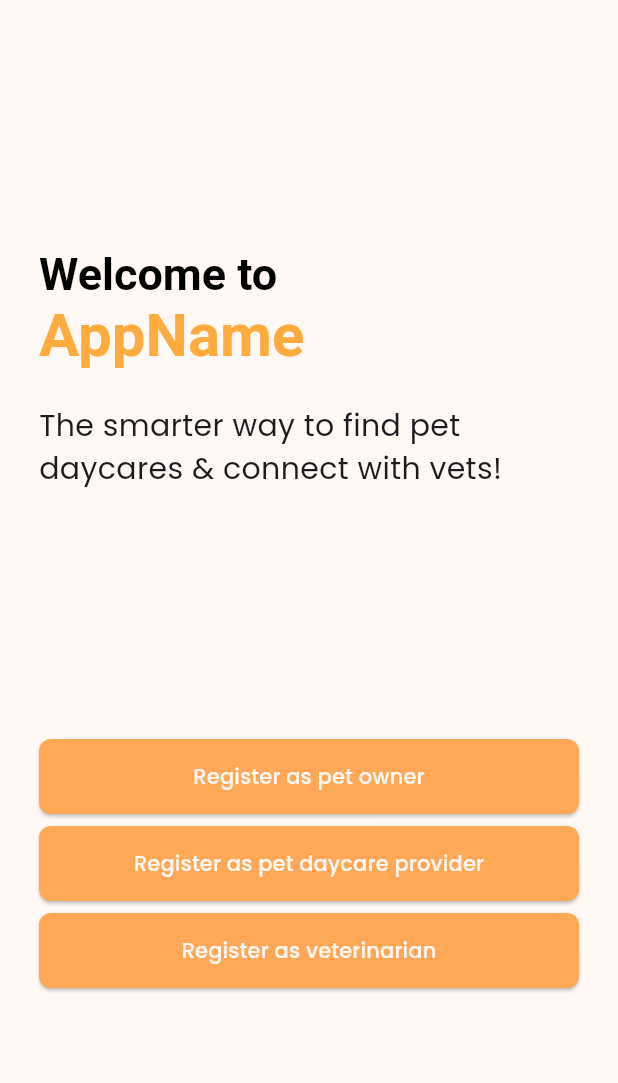
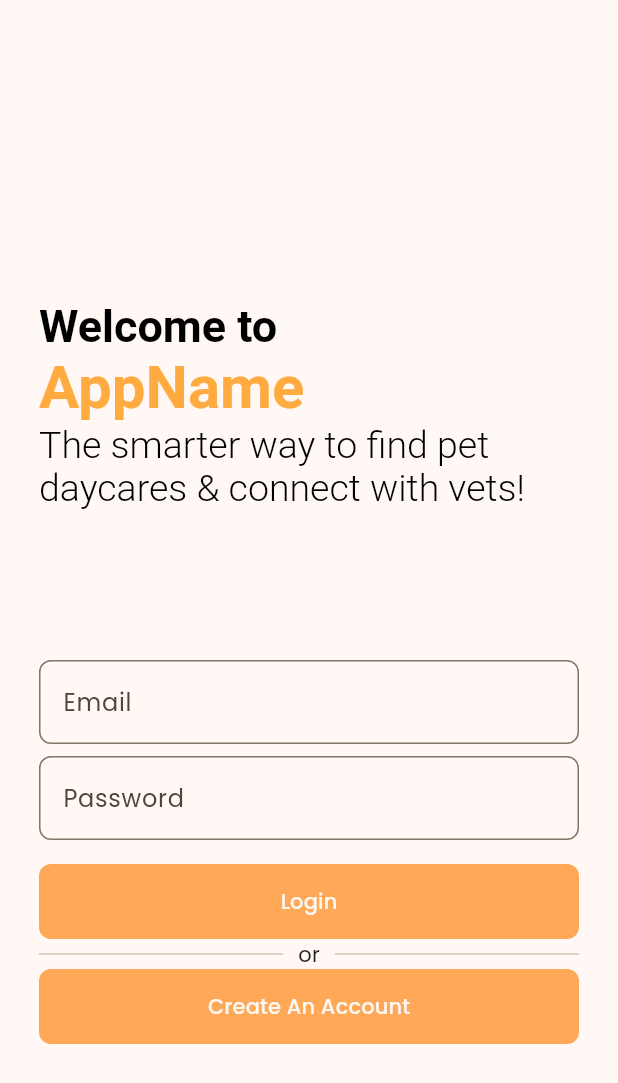
Before and after one commit to BryanEgbert/skripsi, a Flutter app: the screen it shows after launch, on a phone screen of 412 x 824 dp. Shown: the top 1083 px of the screen. Run offline on Flutter 3.47's test engine with Material 3 defaults, Android fonts, the phone set to English and light mode, and no system bars; our stand-ins replace google_fonts.

Commit message:
feat: prepare folders

```diff
--- a/frontend/lib/main.dart
+++ b/frontend/lib/main.dart
@@ -42,7 +42,16 @@
               minimumSize: Size(50, 50),
             ),
           ),
+          filledButtonTheme: FilledButtonThemeData(
+            style: ElevatedButton.styleFrom(
+              shape: RoundedRectangleBorder(
+                borderRadius: BorderRadius.circular(8),
               ),
+              backgroundColor: Color.fromARGB(255, 255, 168, 88),
+              foregroundColor: Color.fromARGB(255, 253, 247, 242),
+              minimumSize: Size(50, 50),
+            ),
+          )),
       home: WelcomeWidget(),
     );
   }
--- /dev/null
+++ b/frontend/lib/model/user_model.dart
@@ -0,0 +1 @@
+class UserModel {}
--- /dev/null
+++ b/frontend/lib/repository/auth_repository.dart
@@ -0,0 +1,5 @@
+abstract interface class IAuthRepository {
+  void login();
+  void register();
+  void refreshToken();
+}
--- /dev/null
+++ b/frontend/lib/utils/validator.dart
@@ -0,0 +1,21 @@
+String? validatePassword(String? value) {
+  if (value == null || value.isEmpty) {
+    return "Password cannot be empty";
+  }
+  return null;
+}
+
+String? validateEmail(String? value) {
+  if (value == null || value.isEmpty) {
+    return "Email cannot be empty";
+  }
+  final bool emailIsValid = RegExp(
+          r"^[a-zA-Z0-9.!#$%&'*+/=?^_`{|}~-]+@[a-zA-Z0-9](?:[a-zA-Z0-9-]{0,253}[a-zA-Z0-9])?(?:\.[a-zA-Z0-9](?:[a-zA-Z0-9-]{0,253}[a-zA-Z0-9])?)*$")
+      .hasMatch(value);
+
+  if (!emailIsValid) {
+    return "Email is not valid";
+  }
+
+  return null;
+}
--- a/frontend/lib/widgets/welcome.dart
+++ b/frontend/lib/widgets/welcome.dart
@@ -1,4 +1,5 @@
 import 'package:flutter/material.dart';
+import 'package:frontend/utils/validator.dart';
 
 class WelcomeWidget extends StatefulWidget {
   const WelcomeWidget({super.key});
@@ -8,22 +9,26 @@ class WelcomeWidget extends StatefulWidget {
 }
 
 class _WelcomeWidgetState extends State<WelcomeWidget> {
+  final _formGlobalKey = GlobalKey<FormState>();
+
   @override
   Widget build(BuildContext context) {
-    return SafeArea(
-      child: Scaffold(
-        body: Container(
-          margin: EdgeInsets.symmetric(horizontal: 26),
+    return Scaffold(
+      resizeToAvoidBottomInset: true,
+      body: SingleChildScrollView(
+        child: Container(
+          margin: const EdgeInsets.symmetric(horizontal: 26),
           child: Column(
-            mainAxisAlignment: MainAxisAlignment.spaceEvenly,
+            mainAxisAlignment: MainAxisAlignment.spaceBetween,
             children: [
-              Column(
+              Container(
+                margin: EdgeInsets.only(top: 200),
+                child: Column(
                   crossAxisAlignment: CrossAxisAlignment.start,
-                spacing: -25,
                   children: [
                     RichText(
                       textAlign: TextAlign.start,
-                    text: TextSpan(
+                      text: const TextSpan(
                         text: "Welcome to\n",
                         style: TextStyle(
                           color: Colors.black,
@@ -39,32 +44,90 @@ class _WelcomeWidgetState extends State<WelcomeWidget> {
                               fontSize: 40,
                             ),
                           ),
+                          TextSpan(
+                            text:
+                                "The smarter way to find pet daycares & connect with vets!",
+                            style: TextStyle(
+                              fontSize: 25,
+                              fontWeight: FontWeight.w300,
+                            ),
+                          ),
                         ],
                       ),
                     ),
-                  Text(
-                    "The smarter way to find pet daycares & connect with vets!",
-                    style: TextStyle(fontSize: 20),
+                    // const Text(
+                    //   "The smarter way to find pet daycares & connect with vets!",
+                    //   style: TextStyle(fontSize: 20),
+                    // ),
+                  ],
+                ),
+              ),
+              Container(
+                margin: EdgeInsets.only(top: 100),
+                child: Column(
+                  crossAxisAlignment: CrossAxisAlignment.stretch,
+                  children: [
+                    Form(
+                      key: _formGlobalKey,
+                      autovalidateMode: AutovalidateMode.onUserInteraction,
+                      child: Column(
+                        crossAxisAlignment: CrossAxisAlignment.stretch,
+                        children: [
+                          TextFormField(
+                            decoration: InputDecoration(
+                              border: OutlineInputBorder(
+                                borderRadius: BorderRadius.circular(8),
+                              ),
+                              labelText: "Email",
+                            ),
+                            // validator: (value) {
+                            //   return validateEmail(value);
+                            // },
+                          ),
+                          const SizedBox(
+                            height: 8,
+                          ), // Add spacing between fields
+                          TextFormField(
+                            decoration: InputDecoration(
+                              border: OutlineInputBorder(
+                                borderRadius: BorderRadius.circular(8),
+                              ),
+                              labelText: "Password",
+                            ),
+                            obscureText: true,
+                            enableSuggestions: false,
+                            autocorrect: false,
+                          ),
+                          SizedBox(
+                            height: 16,
+                          ),
+                          FilledButton(
+                            onPressed: () {
+                              if (_formGlobalKey.currentState!.validate()) {
+                                print("Login");
+                              }
+                            },
+                            child: const Text("Login"),
                           ),
                         ],
                       ),
-              Column(
-                crossAxisAlignment: CrossAxisAlignment.stretch,
-                spacing: 8,
-                children: [
-                  ElevatedButton(
+                    ),
+                    Row(
+                      children: <Widget>[
+                        Expanded(child: Divider()),
+                        Container(
+                          margin: EdgeInsets.symmetric(horizontal: 10),
+                          child: Text("or"),
+                        ),
+                        Expanded(child: Divider()),
+                      ],
+                    ),
+                    FilledButton(
                       onPressed: () {},
-                    child: const Text("Register as pet owner"),
-                  ),
-                  ElevatedButton(
-                    onPressed: () {},
-                    child: const Text("Register as pet daycare provider"),
-                  ),
-                  ElevatedButton(
-                    onPressed: () {},
-                    child: const Text("Register as veterinarian"),
+                      child: const Text("Create An Account"),
                     ),
                   ],
+                ),
               ),
             ],
           ),
```
Also changed, not shown: 2 other files. Lines whose indentation alone changed are shown as unchanged.
